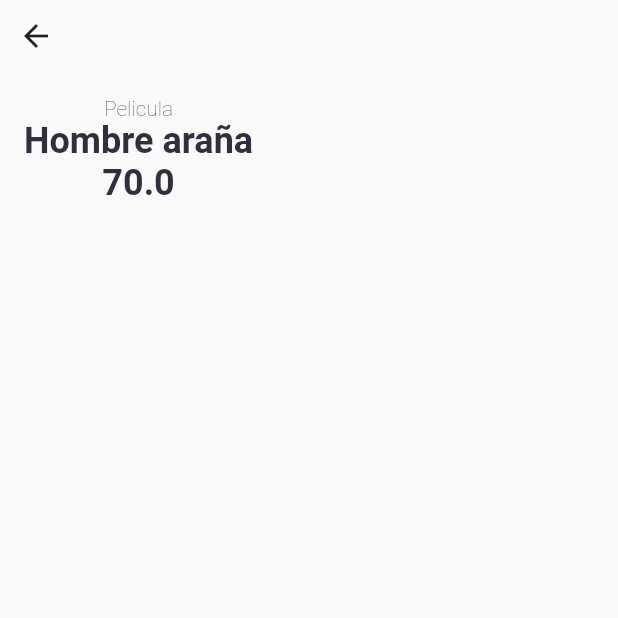
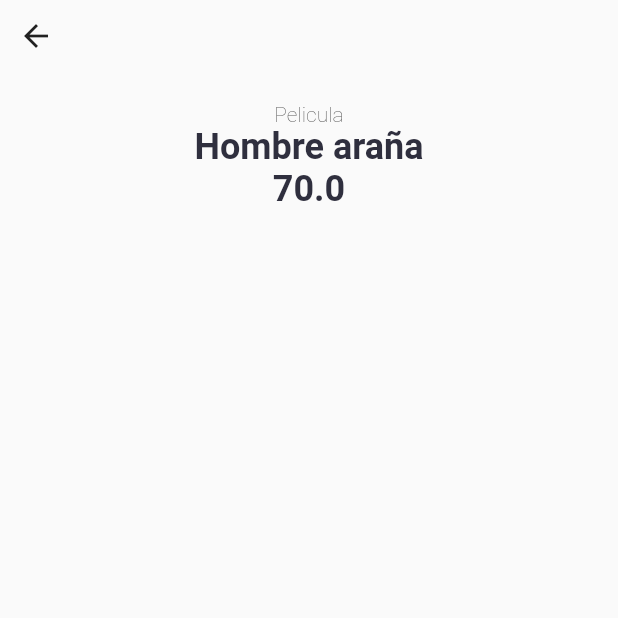
Before and after one commit to DanielTampeCaamano/ProyectoMovies, a Flutter app: the screen it shows after launch, after a tap on an icon or button, on a phone screen of 412 x 824 dp, the top half of it. Run offline on Flutter 3.47's test engine with Material 2 defaults, Android fonts, the phone set to English and light mode, and no system bars.

Commit message:
Ahora el texto aparece al centro

```diff
--- a/proyecto_movies/lib/src/pages/moviePage.dart
+++ b/proyecto_movies/lib/src/pages/moviePage.dart
@@ -22,13 +22,14 @@
 
   Widget _appBar() {
     return Container(
-      padding: EdgeInsets.all(16),
+      padding: EdgeInsets.all(20),
       width: double.infinity,
       alignment: Alignment.center,
       child: Row(
-        mainAxisAlignment: MainAxisAlignment.spaceBetween,
+        mainAxisAlignment: MainAxisAlignment.center,
         children: <Widget>[
           Container(
+            alignment: Alignment.center,
             child: Column(
               children: <Widget>[
                 Text(
```
